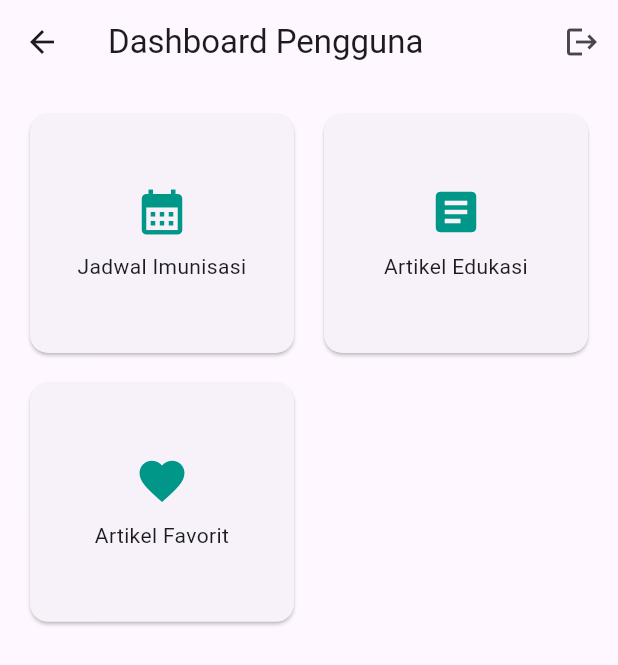
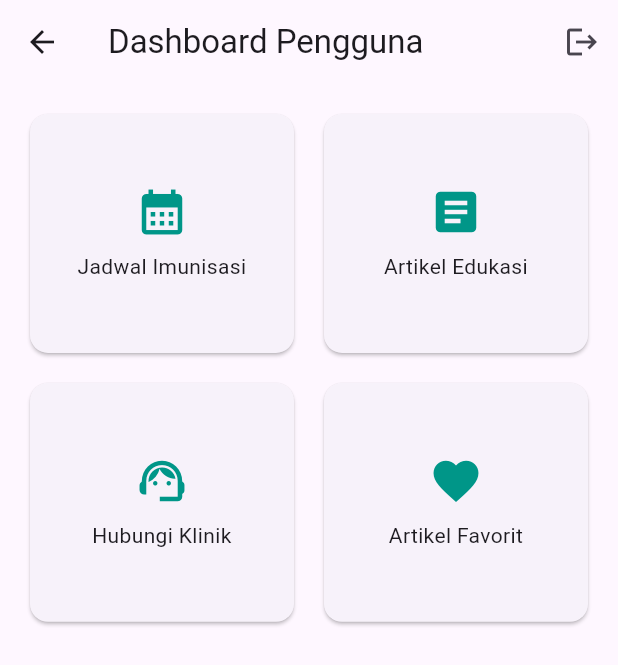
Before and after one commit to haekalhusain/medikidz, a Flutter app: the UserDashboardPage screen opened directly, on a phone screen of 412 x 824 dp. Shown: the top 665 px of the screen. Run offline on Flutter 3.47's test engine with Material 3 defaults, Android fonts, the phone set to English and light mode, and no system bars; our stand-ins replace cloud_firestore, firebase_auth, firebase_core, flutter_image_compress, flutter_svg, get and 1 more; missing offline and left inert: imgbb; accounts and stored records are empty.

Commit message:
feat(dashboard): hubungkan menu ke artikel dan hubungi klinik

```diff
--- a/lib/views/user/user_dashboard_page.dart
+++ b/lib/views/user/user_dashboard_page.dart
@@ -1,5 +1,7 @@
 import 'package:flutter/material.dart';
 import 'jadwal/jadwal_list_page.dart';
+import 'artikel/user_artikel_list_page.dart';
+import 'hubungi_klinik/hubungi_klinik_page.dart'; // Impor Halaman Baru
 import '../widgets/logout_button.dart';
 
 class UserDashboardPage extends StatelessWidget {
@@ -11,7 +13,13 @@ class UserDashboardPage extends StatelessWidget {
       _MenuItem('Jadwal Imunisasi', Icons.calendar_month, () {
         Navigator.of(context).push(MaterialPageRoute(builder: (_) => const JadwalListPage()));
       }),
-      _MenuItem('Artikel Edukasi', Icons.article, () => _comingSoon(context, 'Artikel Edukasi')),
+      _MenuItem('Artikel Edukasi', Icons.article, () {
+        Navigator.of(context).push(MaterialPageRoute(builder: (_) => const UserArtikelListPage()));
+      }),
+      _MenuItem('Hubungi Klinik', Icons.support_agent, () {
+        // Navigasi ke Halaman Hubungi Klinik
+        Navigator.of(context).push(MaterialPageRoute(builder: (_) => const HubungiKlinikPage()));
+      }),
       _MenuItem('Artikel Favorit', Icons.favorite, () => _comingSoon(context, 'Artikel Favorit')),
     ];
 
```
